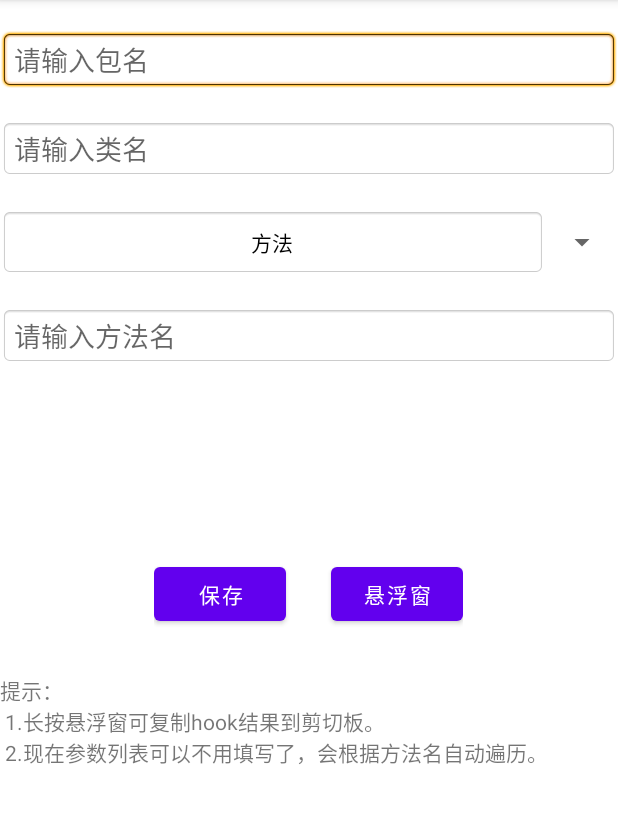
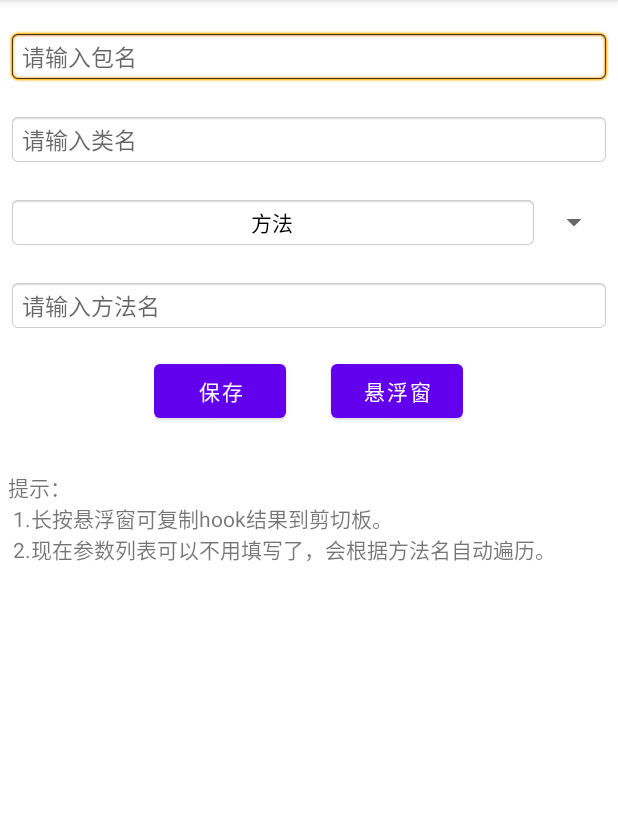
Before and after one commit to safeYYY/easyHook, an Android app: the screen it shows after launch (MainActivity), on a phone screen of 412 x 824 dp, the part 84-907 px from its top. Run offline under Robolectric (Android 15) with nearby library versions, the phone set to English and light mode, and no system bars.

```diff
--- a/app/src/main/java/com/zhaol/easyhook/MainActivity.java
+++ b/app/src/main/java/com/zhaol/easyhook/MainActivity.java
@@ -1,6 +1,4 @@
 package com.zhaol.easyhook;
-
-import androidx.appcompat.app.AppCompatActivity;
 
 import android.Manifest;
 import android.content.ComponentName;
@@ -14,13 +12,15 @@ import android.os.Bundle;
 import android.os.Environment;
 import android.os.IBinder;
 import android.provider.Settings;
+import android.text.TextUtils;
 import android.util.DisplayMetrics;
-import android.util.Log;
 import android.widget.ArrayAdapter;
 import android.widget.Button;
 import android.widget.EditText;
 import android.widget.Spinner;
 import android.widget.Toast;
+
+import androidx.appcompat.app.AppCompatActivity;
 
 import java.io.BufferedReader;
 import java.io.File;
@@ -30,11 +30,10 @@ import java.io.FileWriter;
 import java.io.IOException;
 
 public class MainActivity extends AppCompatActivity {
-
+    private static final String EMPTY_TAG = "-@82%$";
     private EditText packageET = null;
     private EditText classET = null;
     private EditText methodET = null;
-    private EditText paramET = null;
     private String filePath = null;
 
 
@@ -53,9 +52,7 @@ public class MainActivity extends AppCompatActivity {
         packageET = findViewById(R.id.packageName);
         classET = findViewById(R.id.className);
         methodET = findViewById(R.id.methodName);
-        paramET = findViewById(R.id.paramList);
         Button submitBt = findViewById(R.id.submit);
-        // clearBt = findViewById(R.id.clear);
         Button showFloatBt = findViewById(R.id.showFloat);
         DisplayMetrics metrics = new DisplayMetrics();
         getWindowManager().getDefaultDisplay().getMetrics(metrics);
@@ -73,23 +70,6 @@ public class MainActivity extends AppCompatActivity {
             }
         });
 
-        Button stringBt = findViewById(R.id.stringBt);
-        stringBt.setOnClickListener(v -> addValue("String.class"));
-        Button intBt = findViewById(R.id.intBt);
-        intBt.setOnClickListener(v -> addValue("int.class"));
-        Button byteBt = findViewById(R.id.byteBt);
-        byteBt.setOnClickListener(v -> addValue("byte[].class"));
-        Button booleanBt = findViewById(R.id.booleanBt);
-        booleanBt.setOnClickListener(v -> addValue("boolean.class"));
-        Button shortBt = findViewById(R.id.shortBt);
-        shortBt.setOnClickListener(v -> addValue("short.class"));
-        Button longBt = findViewById(R.id.longBt);
-        longBt.setOnClickListener(v -> addValue("long.class"));
-        Button doubleBt = findViewById(R.id.doubleBt);
-        doubleBt.setOnClickListener(v -> addValue("double.class"));
-        Button floatBt = findViewById(R.id.floatBt);
-        floatBt.setOnClickListener(v -> addValue("float.class"));
-
         File sdcardDir = Environment.getExternalStorageDirectory();
         filePath = sdcardDir.getAbsolutePath() + "/hookTarget.txt";
 
@@ -98,14 +78,15 @@ public class MainActivity extends AppCompatActivity {
         initValue();
 
         submitBt.setOnClickListener(v -> {
+            String methodStr = methodET.getText().toString();
             StringBuilder sb = new StringBuilder();
             sb.append(packageET.getText().toString());
             sb.append("_&_");
             sb.append(classET.getText().toString());
-            sb.append("_&_");
-            sb.append(methodET.getText().toString());
-            sb.append("_&_");
-            sb.append(paramET.getText().toString());
+            if (TextUtils.isEmpty(methodStr)) {
+                sb.append("_&_");
+                sb.append(EMPTY_TAG);
+            }
             sb.append("_&_");
             sb.append(sp.getSelectedItemId());
             File file = new File(filePath);
@@ -127,25 +108,6 @@ public class MainActivity extends AppCompatActivity {
         sp = findViewById(R.id.hookType);
         sp.setPrompt("选择hook类型");
         sp.setAdapter(starAdapter);
-    }
-
-    @Override
-    protected void onDestroy() {
-        super.onDestroy();
-//        conn = new MyServiceConnection();
-//        bindService(new Intent(MainActivity.this, FloatingService.class), conn, Context.BIND_ABOVE_CLIENT);
-    }
-
-    private void addValue(String s) {
-        StringBuilder sb = new StringBuilder();
-        sb.append(paramET.getText().toString());
-        String TAG = "easy_Hook";
-        Log.d(TAG, paramET.getText().toString());
-        if (!paramET.getText().toString().endsWith(",") && !paramET.getText().toString().equals("")) {
-            sb.append(",");
-        }
-        sb.append(s);
-        paramET.setText(sb.toString());
     }
 
     private void requestPermission() {
@@ -173,9 +135,9 @@ public class MainActivity extends AppCompatActivity {
             String[] str = line.split("_&_");
             packageET.setText(str[0]);
             classET.setText(str[1]);
-            methodET.setText(str[2]);
-            paramET.setText(str[3]);
-            sp.setSelection(Integer.parseInt(str[4]));
+            methodET.setText(EMPTY_TAG.equals(str[2]) ? "" : str[2]);
+            int type = Integer.parseInt(str[3]);
+            sp.setSelection(type);
         } catch (FileNotFoundException e) {
             e.printStackTrace();
         } catch (IOException e) {
--- a/app/src/main/res/layout/activity_main.xml
+++ b/app/src/main/res/layout/activity_main.xml
@@ -3,6 +3,8 @@
     xmlns:tools="http://schemas.android.com/tools"
     android:layout_width="match_parent"
     android:layout_height="match_parent"
+    android:layout_marginStart="5dp"
+    android:layout_marginEnd="5dp"
     android:background="@color/white"
     android:orientation="vertical"
     tools:context=".MainActivity">
@@ -12,6 +14,7 @@
         android:layout_width="match_parent"
         android:layout_height="wrap_content"
         android:layout_marginTop="20dp"
+        android:textSize="15dp"
         android:background="@android:drawable/editbox_background"
         android:drawableRight="@android:drawable/ic_menu_close_clear_cancel"
         android:hint="请输入包名" />
@@ -21,141 +24,48 @@
         android:layout_width="match_parent"
         android:layout_height="wrap_content"
         android:layout_marginTop="20dp"
+        android:textSize="15dp"
         android:background="@android:drawable/editbox_background"
         android:drawableRight="@android:drawable/ic_menu_close_clear_cancel"
         android:hint="请输入类名" />
 
     <Spinner
         android:id="@+id/hookType"
-        android:layout_marginTop="20dp"
         android:layout_width="match_parent"
         android:layout_height="wrap_content"
-        android:spinnerMode="dialog"/>
+        android:layout_marginTop="20dp"
+        android:spinnerMode="dialog" />
 
     <com.zhaol.easyhook.MyEditText
         android:id="@+id/methodName"
         android:layout_width="match_parent"
         android:layout_height="wrap_content"
         android:layout_marginTop="20dp"
+        android:textSize="15dp"
         android:background="@android:drawable/editbox_background"
         android:drawableRight="@android:drawable/ic_menu_close_clear_cancel"
         android:hint="请输入方法名" />
 
-    <com.zhaol.easyhook.MyEditText
-        android:id="@+id/paramList"
-        android:visibility="invisible"
-        android:layout_width="match_parent"
-        android:layout_height="wrap_content"
-        android:layout_marginTop="20dp"
-        android:background="@android:drawable/editbox_background"
-        android:drawableRight="@android:drawable/ic_menu_close_clear_cancel"
-        android:hint="请输入参数，逗号隔开" />
-
-    <TextView
-        android:visibility="invisible"
-        android:layout_width="wrap_content"
-        android:layout_height="wrap_content"
-        android:text="常见参数类型："/>
-    <HorizontalScrollView
-        android:visibility="invisible"
-        android:layout_width="match_parent"
-        android:layout_height="wrap_content">
-        <LinearLayout
-            android:layout_width="match_parent"
-            android:layout_height="wrap_content"
-            android:orientation="horizontal">
-
-            <Button
-                android:layout_width="65dp"
-                android:layout_height="wrap_content"
-                android:layout_marginEnd="10dp"
-                android:layout_marginRight="10dp"
-                android:text="@string/string"
-                android:id="@+id/stringBt"
-                android:textSize="8dp"/>
-            <Button
-                android:id="@+id/intBt"
-                android:layout_width="65dp"
-                android:layout_height="wrap_content"
-                android:layout_marginEnd="10dp"
-                android:layout_marginRight="10dp"
-                android:text="int"
-                android:textSize="8dp" />
-
-            <Button
-                android:id="@+id/byteBt"
-                android:layout_width="65dp"
-                android:layout_height="wrap_content"
-                android:layout_marginEnd="10dp"
-                android:layout_marginRight="10dp"
-                android:text="byte[]"
-                android:textSize="8dp" />
-
-            <Button
-                android:id="@+id/booleanBt"
-                android:layout_width="90dp"
-                android:layout_height="wrap_content"
-                android:layout_marginEnd="10dp"
-                android:layout_marginRight="10dp"
-                android:text="boolean"
-                android:textSize="8dp" />
-
-            <Button
-                android:id="@+id/shortBt"
-                android:layout_width="65dp"
-                android:layout_height="wrap_content"
-                android:layout_marginEnd="10dp"
-                android:layout_marginRight="10dp"
-                android:text="short"
-                android:textSize="8dp" />
-
-            <Button
-                android:id="@+id/longBt"
-                android:layout_width="65dp"
-                android:layout_height="wrap_content"
-                android:layout_marginEnd="10dp"
-                android:layout_marginRight="10dp"
-                android:text="long"
-                android:textSize="8dp" />
-
-            <Button
-                android:id="@+id/doubleBt"
-                android:layout_width="75dp"
-                android:layout_height="wrap_content"
-                android:layout_marginEnd="10dp"
-                android:layout_marginRight="10dp"
-                android:text="double"
-                android:textSize="8dp" />
-
-            <Button
-                android:id="@+id/floatBt"
-                android:layout_width="65dp"
-                android:layout_height="wrap_content"
-                android:layout_marginEnd="10dp"
-                android:layout_marginRight="10dp"
-                android:text="float"
-                android:textSize="8dp" />
-        </LinearLayout>
-    </HorizontalScrollView>
 
     <LinearLayout
         android:layout_width="wrap_content"
         android:layout_height="wrap_content"
         android:layout_gravity="center"
+        android:layout_marginTop="15dp"
         android:orientation="horizontal">
 
         <Button
             android:id="@+id/submit"
             android:layout_width="wrap_content"
             android:layout_height="wrap_content"
-            android:text="保存"/>
+            android:text="保存" />
 
         <Button
             android:id="@+id/showFloat"
-            android:layout_marginLeft="30dp"
-            android:layout_marginStart="30dp"
             android:layout_width="wrap_content"
             android:layout_height="wrap_content"
+            android:layout_marginStart="30dp"
+            android:layout_marginLeft="30dp"
             android:text="悬浮窗" />
 
         <!--        <Button-->
@@ -166,9 +76,10 @@
         <!--            android:text="清空结果"-->
         <!--            android:layout_marginStart="30dp" />-->
     </LinearLayout>
+
     <TextView
-        android:layout_marginTop="30dp"
         android:layout_width="match_parent"
         android:layout_height="wrap_content"
-        android:text="@string/tip"/>
+        android:layout_marginTop="30dp"
+        android:text="@string/tip" />
 </LinearLayout>
--- a/app/src/main/res/layout/item_select.xml
+++ b/app/src/main/res/layout/item_select.xml
@@ -1,7 +1,7 @@
 <?xml version="1.0" encoding="utf-8"?>
 <TextView xmlns:android="http://schemas.android.com/apk/res/android"
     android:layout_width="match_parent"
-    android:layout_height="45dp"
+    android:layout_height="35dp"
     android:textColor="@android:color/black"
     android:background="@android:drawable/editbox_background"
     android:textSize="14sp"
```
Also changed, not shown: app/src/main/java/com/zhaol/easyhook/HookModule.java (+80 -182 lines), app/src/main/java/com/zhaol/easyhook/HookUtils.java (added, +93 -0 lines), app/src/main/res/layout/float_window_view.xml (+7 -0 lines).
